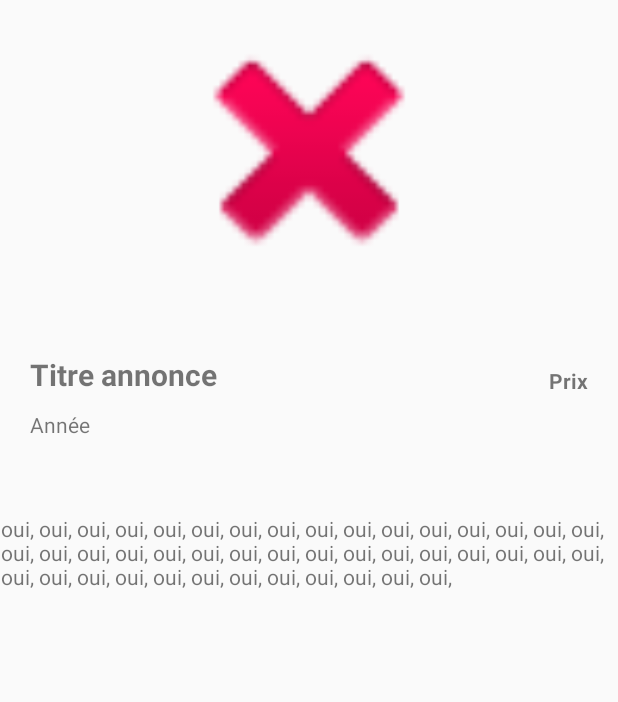
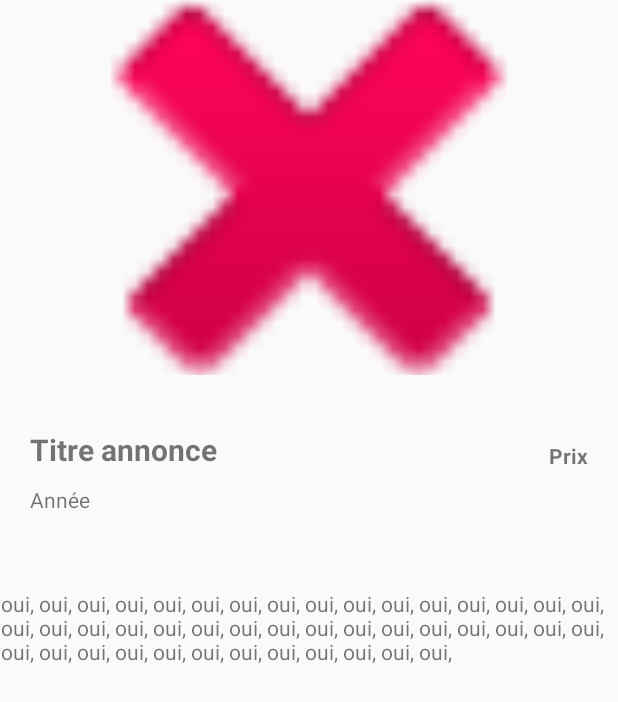
Before and after one commit to titouan-aclr/AMSE_Android, an Android app: the layout activity_details.xml on its own in the app's theme, with its tools: preview values and no code run, on a phone screen of 412 x 824 dp. Shown: the top 702 px of the screen. Run offline under Robolectric (Android 15) with nearby library versions, the phone set to English and light mode, and no system bars.

Commit message:
modify image display details

```diff
--- a/app/src/main/res/layout/activity_details.xml
+++ b/app/src/main/res/layout/activity_details.xml
@@ -9,7 +9,11 @@
     <ImageView
         android:id="@+id/imageAnnonce_details"
         android:layout_width="0dp"
-        android:layout_height="200dp"
+        android:layout_height="wrap_content"
+        android:adjustViewBounds="true"
+        android:cropToPadding="false"
+        android:maxHeight="250dp"
+        android:scaleType="centerCrop"
         app:layout_constraintEnd_toEndOf="parent"
         app:layout_constraintStart_toStartOf="parent"
         app:layout_constraintTop_toTopOf="parent"
```
